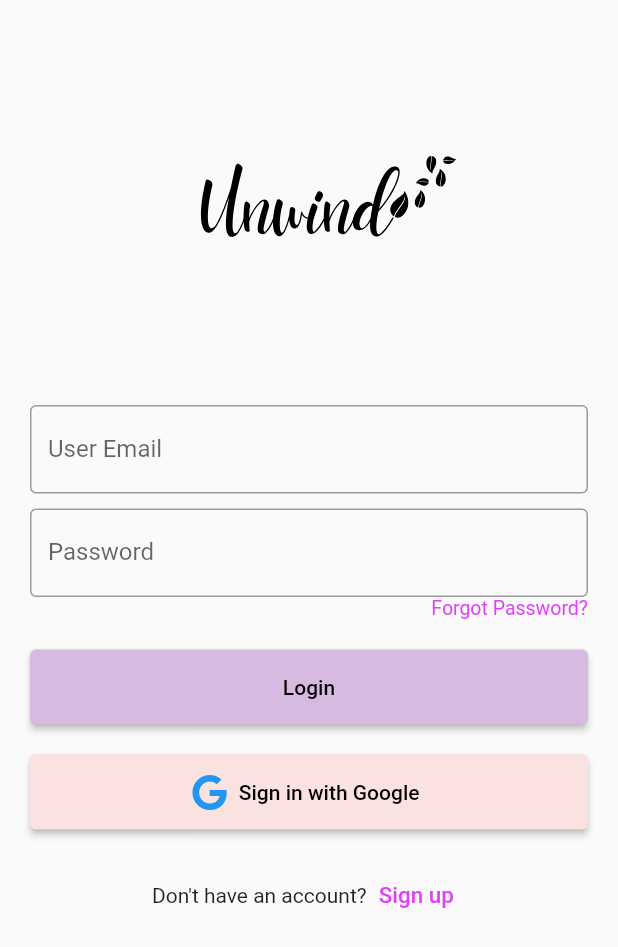
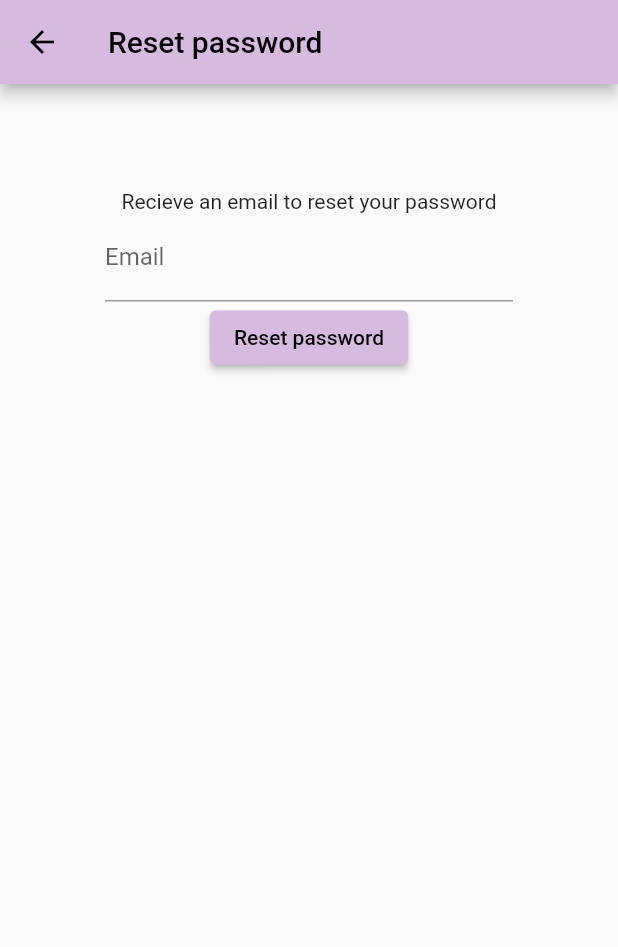
Before and after one commit to NoorulainEhtisham/Unwind, a Flutter app: the screen it shows after launch, after a tap on "Forgot Password?", on a phone screen of 412 x 824 dp. Shown: the top 947 px of the screen. Run offline on Flutter 3.47's test engine with Material 2 defaults, Android fonts, the phone set to English and light mode, and no system bars; our stand-ins replace audio_video_progress_bar, cloud_firestore, firebase_auth, firebase_core, firebase_messaging, flutter_local_notifications and 8 more; missing offline and left inert: syncfusion_flutter_pdf; accounts and stored records are empty.

Commit message:
forgot password done, but quotes issue remains

```diff
--- a/lib/Login_page.dart
+++ b/lib/Login_page.dart
@@ -5,6 +5,7 @@ import 'package:flutter_svg/svg.dart';
 import 'package:font_awesome_flutter/font_awesome_flutter.dart';
 import 'package:provider/provider.dart';
 import 'package:unwind_project/controllers/google_sign_in_provider.dart';
+import 'package:unwind_project/forgotpassword_page.dart';
 import 'Sign_up_page.dart';
 import 'home_page_master.dart';
 
@@ -75,7 +76,12 @@ class _LoginPageState extends State<LoginPage> {
                     style: TextStyle(fontSize: 13, color: Colors.purpleAccent,),
                     ),
                     onTap: (){
-
+                      Navigator.of(context).push(
+                        MaterialPageRoute(
+                          builder: (context) => ForgotPasswordPage(
+                          ),
+                        ),
+                      );
                     },
                 ),
                 SizedBox(
--- /dev/null
+++ b/lib/forgotpassword_page.dart
@@ -0,0 +1,55 @@
+import 'package:cloud_firestore/cloud_firestore.dart';
+import 'package:firebase_auth/firebase_auth.dart';
+import 'package:flutter/cupertino.dart';
+import 'package:flutter/material.dart';
+
+class ForgotPasswordPage extends StatefulWidget {
+  const ForgotPasswordPage({Key? key}) : super(key: key);
+
+  @override
+  State<ForgotPasswordPage> createState() => _ForgotPasswordPageState();
+}
+
+class _ForgotPasswordPageState extends State<ForgotPasswordPage> {
+  TextEditingController emailController = TextEditingController();
+  @override
+  Widget build(BuildContext context) {
+
+    return Scaffold(
+      appBar: AppBar(
+        title: Text("Reset password"),
+      ),
+      body: Padding(
+        padding: const EdgeInsets.all(70.0),
+        child: Center(
+          child: Column(
+            children: [
+              Text("Recieve an email to reset your password"),
+              TextFormField(
+                controller: emailController,
+                  textInputAction: TextInputAction.done,
+                  decoration: InputDecoration(labelText: 'Email'),
+              //     validator: (email)=>
+              //     email != null && !EmailValidator.validate(email)? 'Enter a valid email':null,
+              ),
+              ElevatedButton(
+                  onPressed: (){
+                    resetPassword();
+                  },
+                  child: Text("Reset password")),
+            ],
+          ),
+        ),
+      )
+    );
+  }
+  Future resetPassword() async{
+    try {
+      await FirebaseAuth.instance.sendPasswordResetEmail(
+          email: emailController.text.trim());
+    } on FirebaseAuthException catch(e){
+      print(e);
+      Navigator.of(context).pop();
+    }
+  }
+}
```
